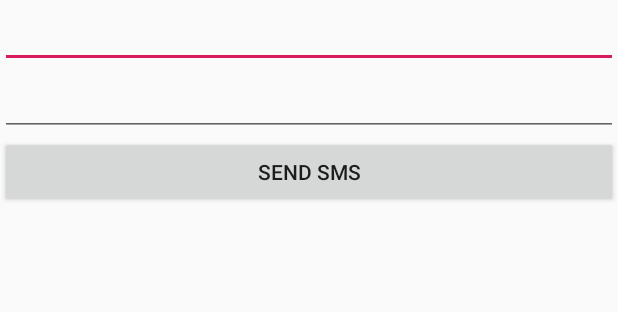
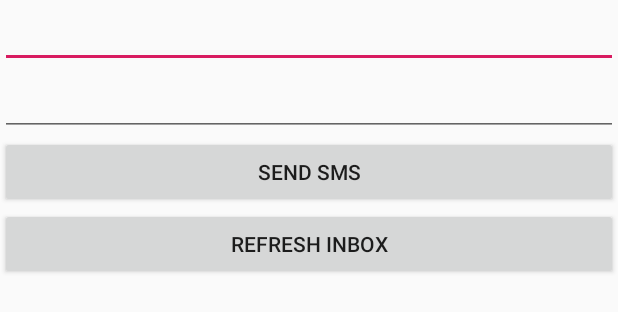
Before and after one commit to rohithrajesh1/SMS-reader, an Android app: the layout activity_main.xml on its own in the app's theme, with its tools: preview values and no code run, on a phone screen of 412 x 824 dp. Shown: the top 312 px of the screen. Run offline under Robolectric (Android 15) with nearby library versions, the phone set to English and light mode, and no system bars.

Commit message:
read feature

```diff
--- a/SMS-Read&Upload/app/src/main/res/layout/activity_main.xml
+++ b/SMS-Read&Upload/app/src/main/res/layout/activity_main.xml
@@ -33,6 +33,14 @@
             android:layout_height="wrap_content"
             android:text="Send SMS" />
 
+        <Button
+            android:id="@+id/btn_refresh"
+            android:layout_width="match_parent"
+            android:layout_height="wrap_content"
+            android:text="Refresh Inbox"
+            android:onClick="refreshInbox"
+            />
+
         <ListView
             android:id="@+id/lv_sms"
             android:layout_width="match_parent"
```
Also changed, not shown: SMS-Read&Upload/app/src/main/AndroidManifest.xml (+9 -0 lines), SMS-Read&Upload/app/src/main/java/com/example/sms_readupload/MainActivity.java (+8 -0 lines), SMS-Read&Upload/app/src/main/java/com/example/sms_readupload/SMSReceiver.java (+31 -1 lines).
